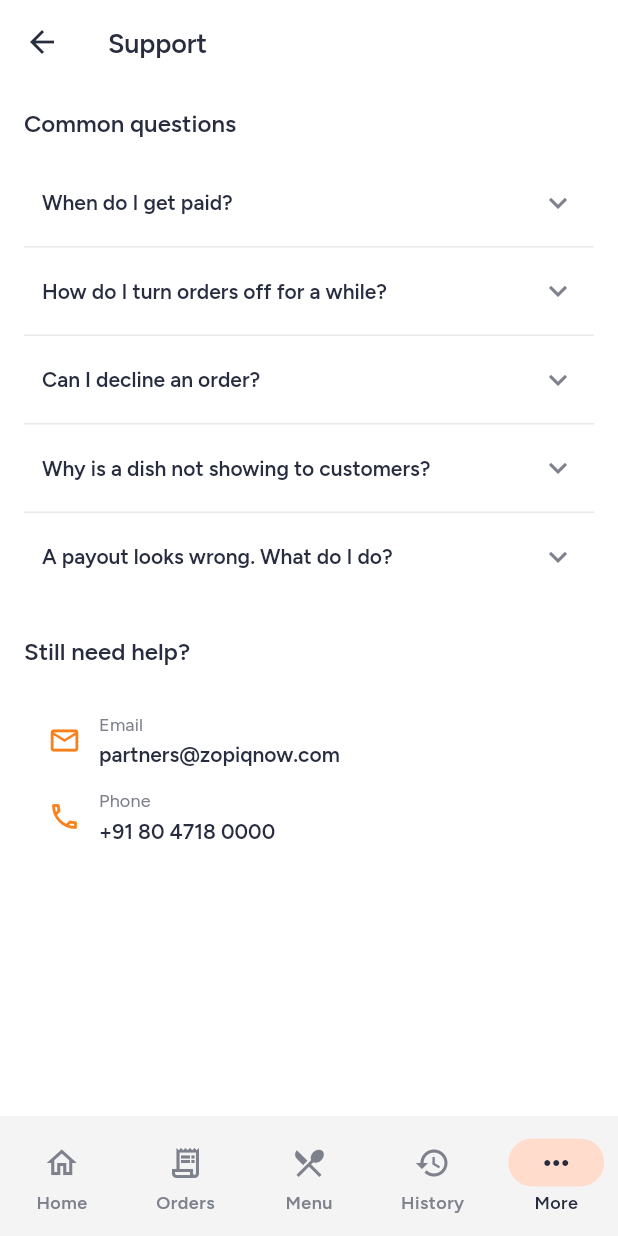
After one commit to nayansuthar-1/zopiqnow, a Flutter app: the SupportPage screen opened by its route, on a phone screen of 412 x 824 dp. The commit adds this screen. Run offline on Flutter 3.47's test engine with Material 3 defaults, Android fonts, the phone set to English and light mode, and no system bars; our stand-ins replace fl_chart, flutter_riverpod, flutter_secure_storage, flutter_svg, geocoding, geolocator and 5 more; accounts and stored records are empty; project files that could hold a hidden picture were left out.

Commit message:
feat(vendor): a room for when something is wrong
Phase 7, the support half. The answers a kitchen can find itself — payouts,
pausing vs. opening hours, declining an order, a hidden dish, a payout that
looks off — so the common question never becomes an email. Then how to reach
a person, with the restaurant id already on screen for them to quote. Pure
vendor screen: no backend, no new deps. Support moves from the More hub's
coming-soon list to a live room.

```diff
--- a/apps/vendor/lib/app/router.dart
+++ b/apps/vendor/lib/app/router.dart
@@ -20,6 +20,7 @@ import 'package:zopiq_vendor/features/payments/presentation/pages/settlement_det
 import 'package:zopiq_vendor/features/profile/presentation/pages/hours_editor_page.dart';
 import 'package:zopiq_vendor/features/profile/presentation/pages/profile_edit_page.dart';
 import 'package:zopiq_vendor/features/profile/presentation/pages/profile_page.dart';
+import 'package:zopiq_vendor/features/support/presentation/pages/support_page.dart';
 
 abstract final class Routes {
   static const String home = 'home';
@@ -32,6 +33,7 @@ abstract final class Routes {
   static const String settlementDetail = 'settlementDetail';
   static const String hours = 'hours';
   static const String analytics = 'analytics';
+  static const String support = 'support';
   static const String profile = 'profile';
   static const String profileEdit = 'profileEdit';
   static const String splash = 'splash';
@@ -193,6 +195,11 @@ final Provider<GoRouter> routerProvider = Provider<GoRouter>((Ref ref) {
                     builder: (_, _) => const AnalyticsPage(),
                   ),
                   GoRoute(
+                    path: 'support',
+                    name: Routes.support,
+                    builder: (_, _) => const SupportPage(),
+                  ),
+                  GoRoute(
                     path: 'payments',
                     name: Routes.payments,
                     builder: (_, _) => const PaymentsPage(),
--- a/apps/vendor/lib/features/more/presentation/pages/more_page.dart
+++ b/apps/vendor/lib/features/more/presentation/pages/more_page.dart
@@ -52,6 +52,12 @@ class MorePage extends ConsumerWidget {
             subtitle: 'Sales, top dishes and trends',
             onTap: () => context.pushNamed(Routes.analytics),
           ),
+          _Row(
+            icon: Icons.help_outline_rounded,
+            label: 'Support',
+            subtitle: 'Answers, and how to reach us',
+            onTap: () => context.pushNamed(Routes.support),
+          ),
 
           const _SectionLabel('Coming soon'),
           const _Row(
@@ -73,11 +79,6 @@ class MorePage extends ConsumerWidget {
             icon: Icons.group_rounded,
             label: 'Staff',
             subtitle: 'Who can sign in to this kitchen',
-          ),
-          const _Row(
-            icon: Icons.help_outline_rounded,
-            label: 'Support',
-            subtitle: 'Get help with your account',
           ),
 
           const SizedBox(height: ZopiqSpacing.lg),
--- /dev/null
+++ b/apps/vendor/lib/features/support/presentation/pages/support_page.dart
@@ -0,0 +1,212 @@
+import 'package:flutter/material.dart';
+import 'package:flutter_riverpod/flutter_riverpod.dart';
+import 'package:zopiq_ui/zopiq_ui.dart';
+
+import 'package:zopiq_vendor/features/auth/domain/entities/vendor.dart';
+import 'package:zopiq_vendor/features/auth/presentation/providers/auth_providers.dart';
+
+/// Where a kitchen goes when something is wrong.
+///
+/// Two things, in the order a restaurant needs them. First the answers it can
+/// find itself — the handful of questions support actually gets — so the common
+/// case never becomes an email. Then the way to reach a person, with the one
+/// thing that person will ask for (the restaurant's id) already on screen.
+class SupportPage extends ConsumerWidget {
+  const SupportPage({super.key});
+
+  static const String _supportEmail = 'partners@zopiqnow.com';
+  static const String _supportPhone = '+91 80 4718 0000';
+
+  static const List<({String q, String a})> _faqs = <({String q, String a})>[
+    (
+      q: 'When do I get paid?',
+      a: 'Delivered orders are rolled up every Monday into a weekly '
+          'settlement — food value less commission. Open Payments to see each '
+          'payout and the orders inside it.',
+    ),
+    (
+      q: 'How do I turn orders off for a while?',
+      a: 'Use the accepting-orders switch on Home or the queue to pause. For a '
+          'standing weekly schedule — closed Mondays, breakfast only — set your '
+          'Opening hours instead. Customers can only order while you\'re open.',
+    ),
+    (
+      q: 'Can I decline an order?',
+      a: 'Yes. A new order can be rejected with a reason before you accept it. '
+          'Once the rider is on the way it can no longer be cancelled.',
+    ),
+    (
+      q: 'Why is a dish not showing to customers?',
+      a: 'A dish is hidden if it\'s marked unavailable, or if its whole section '
+          'is switched off. Check both in Menu.',
+    ),
+    (
+      q: 'A payout looks wrong. What do I do?',
+      a: 'Open the settlement in Payments to see every order in it. If a figure '
+          'still looks off, email us with the settlement week and we\'ll check.',
+    ),
+  ];
+
+  @override
+  Widget build(BuildContext context, WidgetRef ref) {
+    final Vendor? vendor = ref.watch(vendorProvider);
+    final ZopiqColors zc = context.zc;
+    final TextTheme t = Theme.of(context).textTheme;
+
+    return Scaffold(
+      appBar: AppBar(title: const Text('Support')),
+      body: ListView(
+        padding: const EdgeInsets.all(ZopiqSpacing.pageGutter),
+        children: <Widget>[
+          Text(
+            'Common questions',
+            style: t.titleMedium?.copyWith(fontWeight: FontWeight.w700),
+          ),
+          const SizedBox(height: ZopiqSpacing.md),
+          ZopiqCard(
+            padding: EdgeInsets.zero,
+            child: Column(
+              children: <Widget>[
+                for (int i = 0; i < _faqs.length; i++) ...<Widget>[
+                  _FaqTile(question: _faqs[i].q, answer: _faqs[i].a),
+                  if (i < _faqs.length - 1) const Divider(height: 1),
+                ],
+              ],
+            ),
+          ),
+          const SizedBox(height: ZopiqSpacing.xl),
+          Text(
+            'Still need help?',
+            style: t.titleMedium?.copyWith(fontWeight: FontWeight.w700),
+          ),
+          const SizedBox(height: ZopiqSpacing.md),
+          ZopiqCard(
+            child: Column(
+              crossAxisAlignment: CrossAxisAlignment.start,
+              children: <Widget>[
+                const _ContactLine(
+                  icon: Icons.email_outlined,
+                  label: 'Email',
+                  value: _supportEmail,
+                ),
+                const SizedBox(height: ZopiqSpacing.md),
+                const _ContactLine(
+                  icon: Icons.call_outlined,
+                  label: 'Phone',
+                  value: _supportPhone,
+                ),
+                if (vendor != null) ...<Widget>[
+                  const SizedBox(height: ZopiqSpacing.md),
+                  const Divider(height: 1),
+                  const SizedBox(height: ZopiqSpacing.md),
+                  Text(
+                    'Your restaurant ID',
+                    style: t.bodySmall?.copyWith(color: zc.textMuted),
+                  ),
+                  const SizedBox(height: ZopiqSpacing.xxs),
+                  SelectableText(
+                    vendor.restaurantId,
+                    style: t.titleSmall?.copyWith(
+                      fontWeight: FontWeight.w600,
+                      color: zc.textStrong,
+                    ),
+                  ),
+                  const SizedBox(height: ZopiqSpacing.xxs),
+                  Text(
+                    'Quote this when you write to us — it\'s the fastest way for '
+                    'support to find your kitchen.',
+                    style: t.bodySmall?.copyWith(color: zc.textMuted),
+                  ),
+                ],
+              ],
+            ),
+          ),
+        ],
+      ),
+    );
+  }
+}
+
+/// One question, tap to open its answer.
+class _FaqTile extends StatelessWidget {
+  const _FaqTile({required this.question, required this.answer});
+
+  final String question;
+  final String answer;
+
+  @override
+  Widget build(BuildContext context) {
+    final ZopiqColors zc = context.zc;
+    final TextTheme t = Theme.of(context).textTheme;
+
+    return Theme(
+      // The card supplies the divider; the tile should not draw its own.
+      data: Theme.of(context).copyWith(dividerColor: Colors.transparent),
+      child: ExpansionTile(
+        tilePadding: const EdgeInsets.symmetric(
+          horizontal: ZopiqSpacing.md,
+        ),
+        childrenPadding: const EdgeInsets.fromLTRB(
+          ZopiqSpacing.md,
+          0,
+          ZopiqSpacing.md,
+          ZopiqSpacing.md,
+        ),
+        iconColor: zc.textMuted,
+        collapsedIconColor: zc.textMuted,
+        title: Text(
+          question,
+          style: t.titleSmall?.copyWith(fontWeight: FontWeight.w600),
+        ),
+        children: <Widget>[
+          Align(
+            alignment: Alignment.centerLeft,
+            child: Text(
+              answer,
+              style: t.bodyMedium?.copyWith(color: zc.textMuted, height: 1.4),
+            ),
+          ),
+        ],
+      ),
+    );
+  }
+}
+
+class _ContactLine extends StatelessWidget {
+  const _ContactLine({
+    required this.icon,
+    required this.label,
+    required this.value,
+  });
+
+  final IconData icon;
+  final String label;
+  final String value;
+
+  @override
+  Widget build(BuildContext context) {
+    final ZopiqColors zc = context.zc;
+    final TextTheme t = Theme.of(context).textTheme;
+
+    return Row(
+      children: <Widget>[
+        Icon(icon, color: zc.primary, size: 22),
+        const SizedBox(width: ZopiqSpacing.md),
+        Column(
+          crossAxisAlignment: CrossAxisAlignment.start,
+          children: <Widget>[
+            Text(label, style: t.bodySmall?.copyWith(color: zc.textMuted)),
+            const SizedBox(height: ZopiqSpacing.xxs),
+            SelectableText(
+              value,
+              style: t.titleSmall?.copyWith(
+                fontWeight: FontWeight.w600,
+                color: zc.textStrong,
+              ),
+            ),
+          ],
+        ),
+      ],
+    );
+  }
+}
```
Also changed, not shown: 1 other file.
